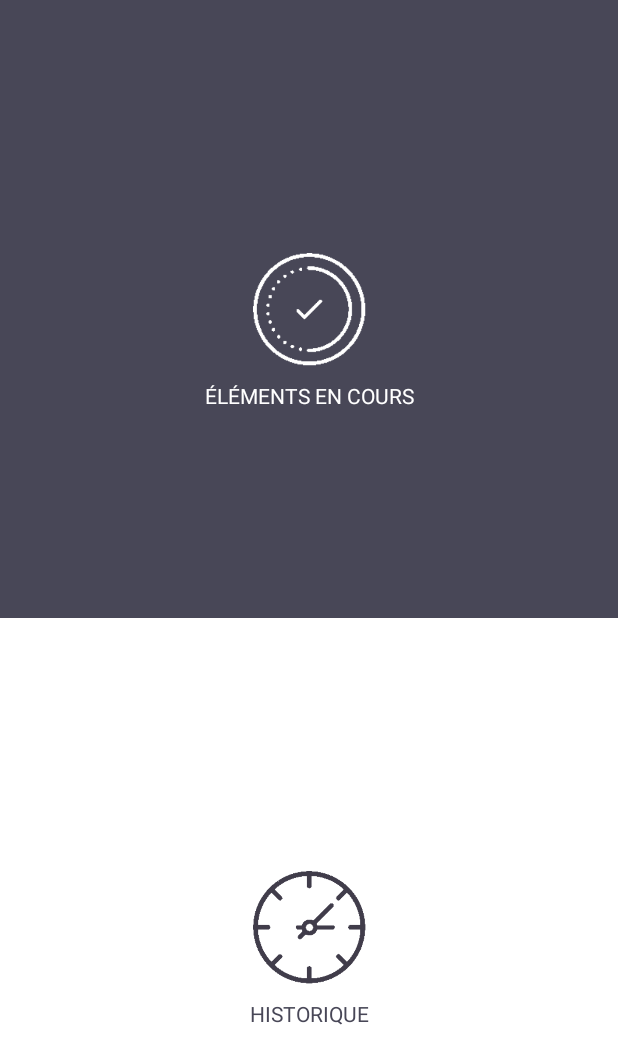
After one commit to tlaubry25/AIP_2.0, an Android app: the layout menu_activity.xml on its own in the app's theme, with its tools: preview values and no code run, on a phone screen of 412 x 824 dp. The commit adds this screen. Shown: the top 1064 px of the screen. Run offline under Robolectric (Android 15) with nearby library versions, the phone set to English and light mode, and no system bars.

Commit message:
intégration MenuActivity

```diff
--- a/AIP/app/src/main/java/com/authentic/aip/data/repository/AppRepositoryImpl.kt
+++ b/AIP/app/src/main/java/com/authentic/aip/data/repository/AppRepositoryImpl.kt
@@ -1,6 +1,7 @@
 package com.authentic.aip.data.repository
 
 import com.authentic.aip.data.remote.api.AipApi
+import com.authentic.aip.data.remote.dto.GetNbRequestResponseDto
 import com.authentic.aip.data.remote.dto.LoginResponseDto
 import com.authentic.aip.domain.repository.AppRepository
 import javax.inject.Inject
@@ -11,4 +12,8 @@ class AppRepositoryImpl @Inject constructor(private var appApi : AipApi):AppRepo
         return appApi.loginRequest(login, password, "fr")
     }
 
+    override suspend fun getNbRequest(uid:String, orderType : Char, histo:Boolean?): GetNbRequestResponseDto {
+        return appApi.getNbRequest(uid, orderType, histo)
+    }
+
 }
--- a/AIP/app/src/main/java/com/authentic/aip/domain/repository/AppRepository.kt
+++ b/AIP/app/src/main/java/com/authentic/aip/domain/repository/AppRepository.kt
@@ -1,8 +1,10 @@
 package com.authentic.aip.domain.repository
 
+import com.authentic.aip.data.remote.dto.GetNbRequestResponseDto
 import com.authentic.aip.data.remote.dto.LoginResponseDto
 
 interface AppRepository {
 
     suspend fun getLogin(login:String, password : String):LoginResponseDto
+    suspend fun getNbRequest(uid:String, orderType : Char, histo:Boolean?): GetNbRequestResponseDto
 }
--- a/AIP/app/src/main/java/com/authentic/aip/presentation/login/LoginViewModel.kt
+++ b/AIP/app/src/main/java/com/authentic/aip/presentation/login/LoginViewModel.kt
@@ -18,7 +18,6 @@ class LoginViewModel @Inject constructor(
     fun getLogin(login: String, password : String){
         loginInteractor(login, password).onEach { result->
             when(result){
-                //TODO déterminer l'état du retour via un objet (exemple : LoginState dans le package : presentation/login)?
                 is Resource.Error ->{ _loginData.value = LoginState(error = "testError") }
                 is Resource.Loading ->{ _loginData.value = LoginState(isLoading = true)  }
                 is Resource.Success ->{ _loginData.value = LoginState(loginObject = result.data) }
--- /dev/null
+++ b/AIP/app/src/main/res/layout/menu_activity.xml
@@ -0,0 +1,108 @@
+<?xml version="1.0" encoding="utf-8"?>
+
+<androidx.constraintlayout.widget.ConstraintLayout xmlns:android="http://schemas.android.com/apk/res/android"
+    android:layout_width="match_parent"
+    android:layout_height="match_parent"
+    xmlns:app="http://schemas.android.com/apk/res-auto">
+
+<LinearLayout
+    android:layout_width="match_parent"
+    android:layout_height="match_parent"
+    android:orientation="vertical"
+    android:weightSum="2"
+    app:layout_constraintStart_toStartOf="parent"
+    app:layout_constraintTop_toTopOf="parent">
+
+    <androidx.constraintlayout.widget.ConstraintLayout
+        android:id="@+id/cl_progress"
+        android:layout_width="match_parent"
+        android:layout_height="wrap_content"
+        android:background="@color/login_background"
+        android:layout_weight="1">
+
+        <ImageView
+            android:id="@+id/iv_progress"
+            android:layout_width="75dp"
+            android:layout_height="75dp"
+            android:background="@drawable/approbation_white"
+            app:layout_constraintStart_toStartOf="parent"
+            app:layout_constraintEnd_toEndOf="parent"
+            app:layout_constraintTop_toTopOf="parent"
+            app:layout_constraintBottom_toBottomOf="parent"/>
+
+        <androidx.constraintlayout.widget.ConstraintLayout
+            android:id="@+id/cl_number_request_notification"
+            android:layout_width="75dp"
+            android:layout_height="75dp"
+            android:visibility="gone"
+            app:layout_constraintStart_toStartOf="parent"
+            app:layout_constraintEnd_toEndOf="parent"
+            app:layout_constraintTop_toTopOf="parent"
+            app:layout_constraintBottom_toBottomOf="parent">
+            <ImageView
+                android:id="@+id/iv_notif"
+                android:layout_width="75dp"
+                android:layout_height="75dp"
+                android:background="@drawable/notif"
+                app:layout_constraintStart_toStartOf="parent"
+                app:layout_constraintTop_toTopOf="parent"
+                />
+            <TextView
+                android:id="@+id/tv_notification_number"
+                android:layout_width="wrap_content"
+                android:layout_height="wrap_content"
+                android:layout_marginTop="5dp"
+                android:layout_marginEnd="5dp"
+                app:layout_constraintTop_toTopOf="parent"
+                app:layout_constraintEnd_toEndOf="parent" />
+        </androidx.constraintlayout.widget.ConstraintLayout>
+
+
+        <TextView
+            android:id="@+id/tv_progress"
+            android:layout_width="wrap_content"
+            android:layout_height="wrap_content"
+            android:textColor="@color/white"
+            android:text="@string/menu_progress"
+            android:textAllCaps="true"
+            android:layout_marginTop="10dp"
+            app:layout_constraintStart_toStartOf="parent"
+            app:layout_constraintEnd_toEndOf="parent"
+            app:layout_constraintTop_toBottomOf="@+id/iv_progress" />
+
+    </androidx.constraintlayout.widget.ConstraintLayout>
+
+    <androidx.constraintlayout.widget.ConstraintLayout
+        android:id="@+id/cl_historical"
+        android:layout_width="match_parent"
+        android:layout_height="wrap_content"
+        android:background="@color/white"
+        android:layout_weight="1">
+
+        <ImageView
+            android:id="@+id/iv_historical"
+            android:layout_width="75dp"
+            android:layout_height="75dp"
+            android:background="@drawable/historique"
+            app:layout_constraintStart_toStartOf="parent"
+            app:layout_constraintEnd_toEndOf="parent"
+            app:layout_constraintTop_toTopOf="parent"
+            app:layout_constraintBottom_toBottomOf="parent" />
+        <TextView
+            android:id="@+id/tv_historical"
+            android:layout_width="wrap_content"
+            android:layout_height="wrap_content"
+            android:textColor="@color/login_background"
+            android:textAllCaps="true"
+            android:text="@string/menu_historical"
+            android:layout_marginTop="10dp"
+            app:layout_constraintStart_toStartOf="parent"
+            app:layout_constraintEnd_toEndOf="parent"
+            app:layout_constraintTop_toBottomOf="@+id/iv_historical" />
+
+    </androidx.constraintlayout.widget.ConstraintLayout>
+
+</LinearLayout>
+
+
+</androidx.constraintlayout.widget.ConstraintLayout>
--- a/AIP/app/src/main/res/values/strings.xml
+++ b/AIP/app/src/main/res/values/strings.xml
@@ -1,6 +1,6 @@
 <resources>
     <string name="app_name">AIP</string>
-
+    <string name="sharedPreferenceId">SharedPreference</string>
     <!--    login    -->
     <string name="login_identifier">Identifiant</string>
     <string name="login_password">Mot de passe</string>
@@ -8,4 +8,9 @@
     <string name="login_port">Port</string>
     <string name="login_test">Tester</string>
     <string name="login_connection">Connexion</string>
+
+    <!--    menu    -->
+    <string name="menu_progress">éléments en cours</string>
+    <string name="menu_historical">historique</string>
+
 </resources>
```
Also changed, not shown: AIP/app/src/main/java/com/authentic/aip/common/EnumClass.kt (added, +21 -0 lines), AIP/app/src/main/java/com/authentic/aip/data/remote/api/AipApi.kt (+7 -1 lines), AIP/app/src/main/java/com/authentic/aip/data/remote/dto/GetNbRequestResponseDto.kt (added, +13 -0 lines), AIP/app/src/main/java/com/authentic/aip/domain/interactor/MenuInteractor.kt (added, +25 -0 lines), AIP/app/src/main/java/com/authentic/aip/presentation/ListRequestActivity.kt (added, +8 -0 lines), AIP/app/src/main/java/com/authentic/aip/presentation/MainActivity.kt (+14 -2 lines), AIP/app/src/main/java/com/authentic/aip/presentation/MenuActivity.kt (added, +56 -0 lines), AIP/app/src/main/java/com/authentic/aip/presentation/menu/MenuState.kt (added, +7 -0 lines), AIP/app/src/main/java/com/authentic/aip/presentation/menu/MenuViewModel.kt (added, +31 -0 lines), AIP/app/src/main/res/drawable/approbation.png (added), AIP/app/src/main/res/drawable/approbation_white.png (added), AIP/app/src/main/res/drawable/historique.png (added), AIP/app/src/main/res/drawable/historique_blanc.png (added), AIP/app/src/main/res/drawable/notif.png (added).
